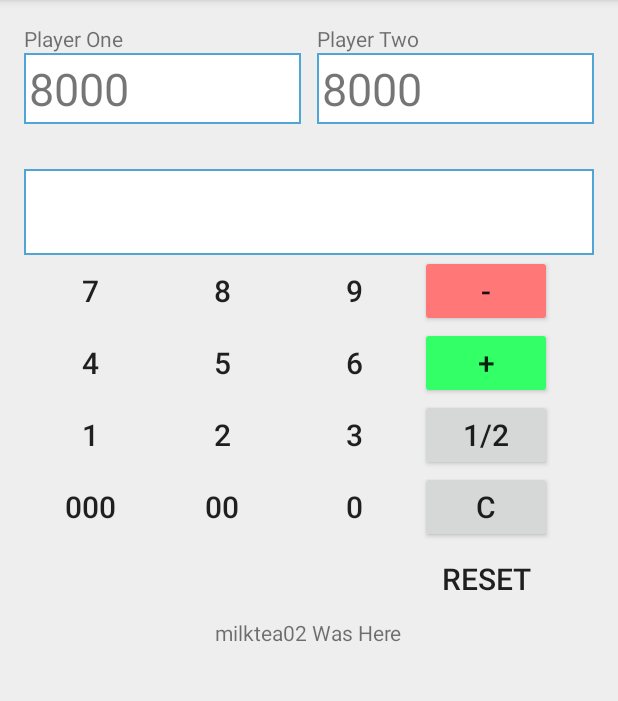
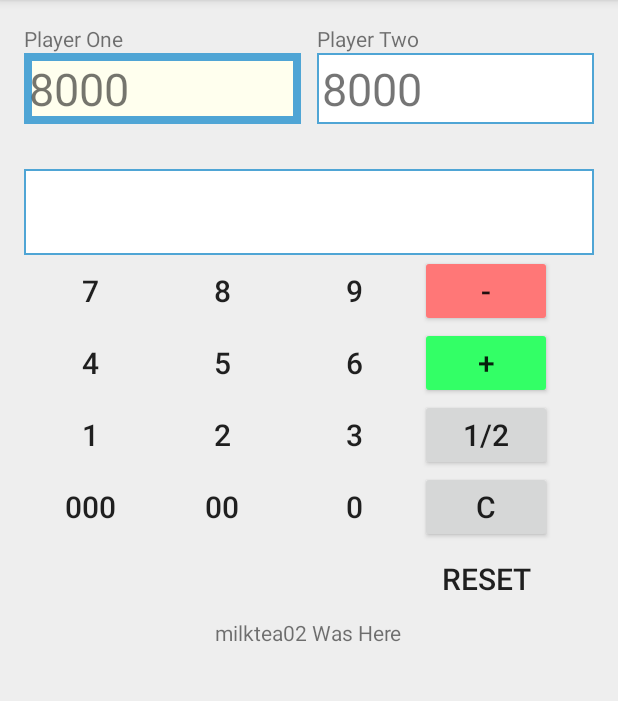
Before and after one commit to milktea02/MyFirstApp, an Android app: the screen it shows after launch (MainActivity), after a tap on "8000", on a phone screen of 412 x 824 dp, the part 84-785 px from its top. Run offline under Robolectric (Android 15) with nearby library versions, the phone set to English and light mode, and no system bars; our stand-ins replace data binding.

Commit message:
player selector feedback

```diff
--- a/app/src/main/java/com/example/jolene/myfirstapp/MainActivity.java
+++ b/app/src/main/java/com/example/jolene/myfirstapp/MainActivity.java
@@ -1,17 +1,15 @@
 package com.example.jolene.myfirstapp;
 
+import android.annotation.TargetApi;
 import android.databinding.DataBindingUtil;
 import android.media.AudioAttributes;
 import android.media.AudioManager;
 import android.media.SoundPool;
 import android.os.Build;
-import android.os.Handler;
-import android.os.Message;
 import android.support.v7.app.AppCompatActivity;
 import android.os.Bundle;
 import android.util.Log;
 import android.view.View;
-import android.app.ProgressDialog;
 
 import com.example.jolene.myfirstapp.databinding.ActivityMainBinding;
 
@@ -26,6 +24,9 @@ public class MainActivity extends AppCompatActivity {
 
     private int playerTwoPoints;
     private int playerOnepoints;
+    private boolean playerOneSelect = true;
+    private boolean playerTwoSelect = false;
+
 
     private static final char ADDITION = '+';
     private static final char SUBSTRACTION = '-';
@@ -38,9 +39,6 @@ public class MainActivity extends AppCompatActivity {
     private int hurtID;
     private int gainID;
     boolean plays = false, loaded = false;
-    float actVolume, maxVolume, volume;
-    AudioManager audioManager;
-    int counter;
 
     @Override
     protected void onCreate(Bundle savedInstanceState) {
@@ -260,6 +258,27 @@ public class MainActivity extends AppCompatActivity {
 
     public void setPlayer(View v) {
         this.CURRENT_PLAYER = Integer.parseInt(v.getTag().toString());
+        if (this.CURRENT_PLAYER == 1) {
+            if (Build.VERSION.SDK_INT < Build.VERSION_CODES.JELLY_BEAN) {
+                binding.playerOnePoints.setBackgroundDrawable(getResources().getDrawable(R.drawable.is_select));
+                binding.playerTwoPoints.setBackgroundDrawable(getResources().getDrawable(R.drawable.not_select));
+            } else {
+                binding.playerOnePoints.setBackground(getResources().getDrawable(R.drawable.is_select));
+                binding.playerTwoPoints.setBackground(getResources().getDrawable(R.drawable.not_select));
+            }
+            playerOneSelect = true;
+            playerTwoSelect = false;
+        } else {
+            if (Build.VERSION.SDK_INT < Build.VERSION_CODES.JELLY_BEAN) {
+                binding.playerTwoPoints.setBackgroundDrawable(getResources().getDrawable(R.drawable.is_select));
+                binding.playerOnePoints.setBackgroundDrawable(getResources().getDrawable(R.drawable.not_select));
+            } else {
+                binding.playerTwoPoints.setBackground(getResources().getDrawable(R.drawable.is_select));
+                binding.playerOnePoints.setBackground(getResources().getDrawable(R.drawable.not_select));
+            }
+            playerOneSelect = false;
+            playerTwoSelect = true;
+        }
         Log.d("Current Player", Integer.toString(CURRENT_PLAYER));
     }
 
--- /dev/null
+++ b/app/src/main/res/drawable/is_select.xml
@@ -0,0 +1,4 @@
+<shape xmlns:android="http://schemas.android.com/apk/res/android" android:shape="rectangle" >
+    <solid android:color="#ffffee" />
+    <stroke android:width="5dip" android:color="#4fa5d5"/>
+</shape>
--- /dev/null
+++ b/app/src/main/res/drawable/player_selector.xml
@@ -0,0 +1,5 @@
+<selector xmlns:android="http://schemas.android.com/apk/res/android">
+    <item android:drawable="@drawable/is_select" android:state_enabled="true" android:state_pressed="true"/>
+    <item android:drawable="@drawable/is_select" android:state_enabled="true" android:state_focused="true"/>
+    <item android:drawable="@drawable/not_select"/>
+</selector>
--- a/app/src/main/res/layout/activity_main.xml
+++ b/app/src/main/res/layout/activity_main.xml
@@ -42,7 +42,7 @@
             android:textSize="30sp"
             android:tag = "1"
             android:onClick="setPlayer"
-            android:background="@drawable/blackselector_p1"/>
+            android:background="@drawable/player_selector"/>
 
         <TextView
             android:id="@+id/playerTwoLabel"
@@ -64,7 +64,7 @@
             android:textSize="30sp"
             android:tag = "2"
             android:onClick="setPlayer"
-            android:background="@drawable/blackselector_p1"/>
+            android:background="@drawable/player_selector"/>
 
         <EditText
             android:id="@+id/editText"
@@ -77,7 +77,7 @@
             android:maxLines="2"
             android:textSize="20sp"
             android:padding="3dp"
-            android:background="@drawable/blackselector_p1"/>
+            android:background="@drawable/not_select"/>
 
         <!--
         Buttons
```
Also changed, not shown: app/src/main/res/drawable/blackselector_p2.xml (deleted, +0 -9 lines), app/src/main/res/drawable/not_select.xml (renamed from app/src/main/res/drawable/blackselector_p1.xml), 1 other file.
